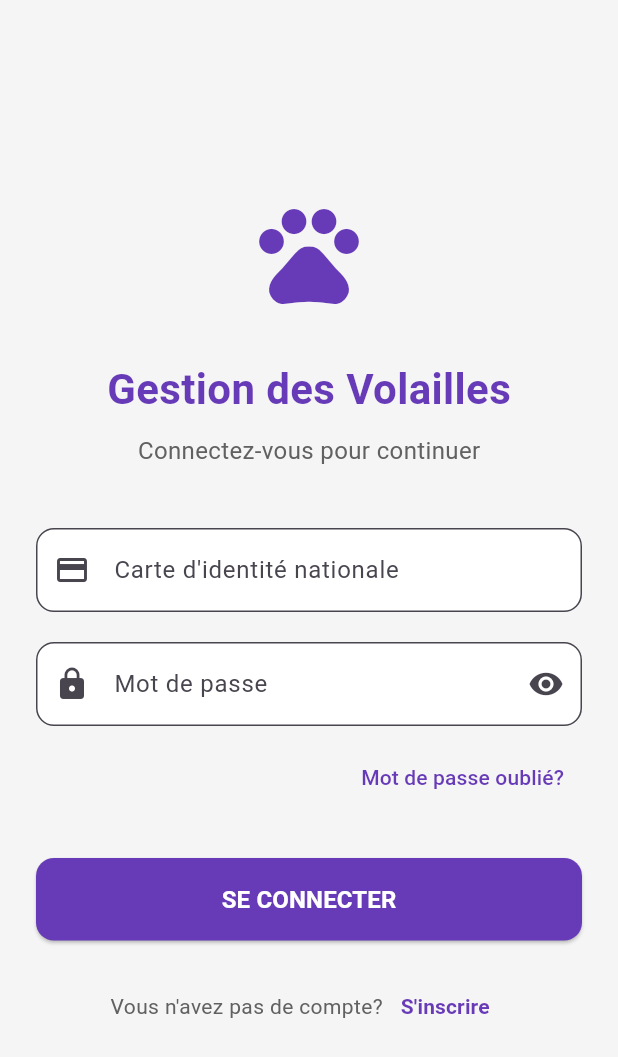
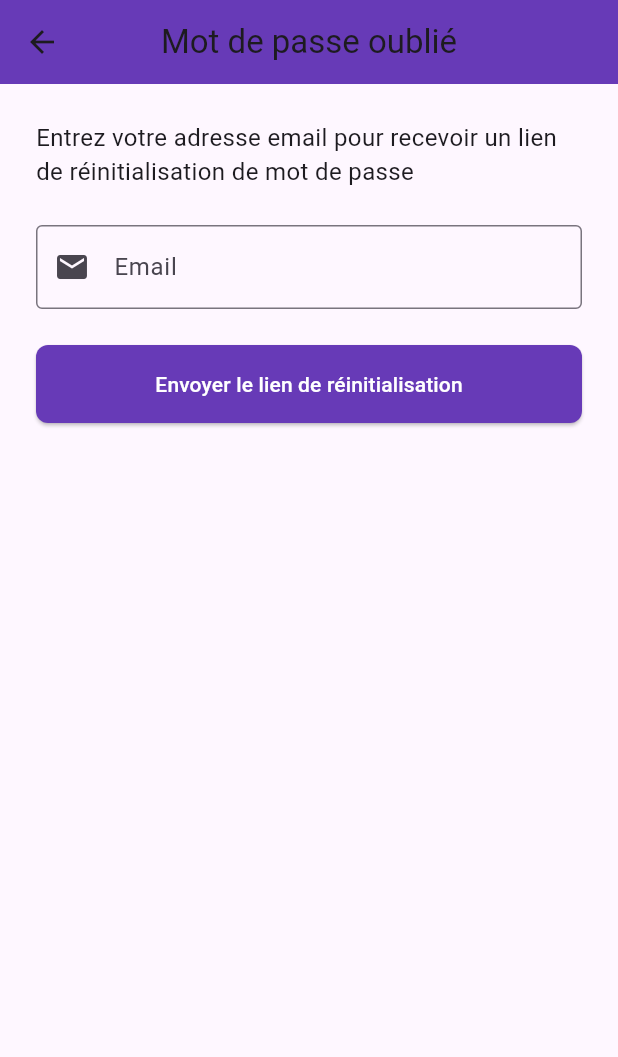
Before and after one commit to devchouaieb/app_volailles, a Flutter app: the screen it shows after launch, after a tap on "Mot de passe oublié?", on a phone screen of 412 x 824 dp. Shown: the top 1057 px of the screen. Run offline on Flutter 3.47's test engine with Material 3 defaults, Android fonts, the phone set to English and light mode, and no system bars; our stand-ins replace app_links, fl_chart, shared_preferences; network calls fail.

Commit message:
implement reset password system

```diff
--- a/flutter/lib/main.dart
+++ b/flutter/lib/main.dart
@@ -1,4 +1,5 @@
 // lib/main.dart
+import 'package:app_links/app_links.dart';
 import 'package:flutter/material.dart';
 import 'package:app_volailles/routes/app_routes.dart';
 
@@ -36,6 +37,14 @@ class MyApp extends StatelessWidget {
       ),
       home: const InitialRoute(),
       debugShowCheckedModeBanner: false,
+      onGenerateRoute: (settings) {
+        final routes = AppRoutes.getRoutes();
+        final builder = routes[settings.name];
+        if (builder != null) {
+          return MaterialPageRoute(builder: builder, settings: settings);
+        }
+        return null;
+      },
     );
   }
 }
@@ -54,6 +63,27 @@ class _InitialRouteState extends State<InitialRoute> {
   void initState() {
     super.initState();
     _initialRouteFuture = _getInitialRoute();
+    _initUniLinks();
+  }
+
+  void _initUniLinks() {
+    AppLinks().uriLinkStream.listen((Uri? uri) {
+      if (uri != null) {
+        _handleDeepLink(uri);
+      }
+    });
+  }
+
+  void _handleDeepLink(Uri uri) {
+    print("Uri : $uri");
+    if (uri.host == 'reset-password') {
+      final token = uri.queryParameters['resettoken'];
+      if (token != null) {
+        Navigator.of(
+          context,
+        ).pushNamed(AppRoutes.resetPassword, arguments: {'resettoken': token});
+      }
+    }
   }
 
   Future<String> _getInitialRoute() async {
--- /dev/null
+++ b/flutter/lib/pages/auth/forgot_password_page.dart
@@ -0,0 +1,164 @@
+import 'package:flutter/material.dart';
+import 'package:app_volailles/services/auth_service.dart';
+
+class ForgotPasswordPage extends StatefulWidget {
+  const ForgotPasswordPage({super.key});
+
+  @override
+  State<ForgotPasswordPage> createState() => _ForgotPasswordPageState();
+}
+
+class _ForgotPasswordPageState extends State<ForgotPasswordPage> {
+  final _formKey = GlobalKey<FormState>();
+  final _emailController = TextEditingController();
+  bool _isLoading = false;
+  String? _errorMessage;
+  String? _successMessage;
+  final AuthService _authService = AuthService();
+
+  @override
+  void dispose() {
+    _emailController.dispose();
+    super.dispose();
+  }
+
+  Future<void> _requestPasswordReset() async {
+    if (_formKey.currentState!.validate()) {
+      setState(() {
+        _isLoading = true;
+        _errorMessage = null;
+        _successMessage = null;
+      });
+
+      try {
+        await _authService.forgotPassword(_emailController.text);
+        if (!mounted) return;
+
+        setState(() {
+          _successMessage =
+              'Un email de réinitialisation a été envoyé à votre adresse email.';
+        });
+      } catch (e) {
+        setState(() {
+          _errorMessage = e.toString();
+        });
+      } finally {
+        if (mounted) {
+          setState(() {
+            _isLoading = false;
+          });
+        }
+      }
+    }
+  }
+
+  @override
+  Widget build(BuildContext context) {
+    return Scaffold(
+      appBar: AppBar(title: const Text('Mot de passe oublié')),
+      body: SafeArea(
+        child: SingleChildScrollView(
+          padding: const EdgeInsets.all(24),
+          child: Form(
+            key: _formKey,
+            child: Column(
+              crossAxisAlignment: CrossAxisAlignment.stretch,
+              children: [
+                const Text(
+                  'Entrez votre adresse email pour recevoir un lien de réinitialisation de mot de passe',
+                  style: TextStyle(fontSize: 16),
+                ),
+                const SizedBox(height: 24),
+
+                if (_errorMessage != null)
+                  Container(
+                    padding: const EdgeInsets.all(12),
+                    margin: const EdgeInsets.only(bottom: 20),
+                    decoration: BoxDecoration(
+                      color: Colors.red.shade50,
+                      borderRadius: BorderRadius.circular(8),
+                      border: Border.all(color: Colors.red.shade200),
+                    ),
+                    child: Row(
+                      children: [
+                        const Icon(Icons.error_outline, color: Colors.red),
+                        const SizedBox(width: 8),
+                        Expanded(
+                          child: Text(
+                            _errorMessage!,
+                            style: const TextStyle(color: Colors.red),
+                          ),
+                        ),
+                      ],
+                    ),
+                  ),
+
+                if (_successMessage != null)
+                  Container(
+                    padding: const EdgeInsets.all(12),
+                    margin: const EdgeInsets.only(bottom: 20),
+                    decoration: BoxDecoration(
+                      color: Colors.green.shade50,
+                      borderRadius: BorderRadius.circular(8),
+                      border: Border.all(color: Colors.green.shade200),
+                    ),
+                    child: Row(
+                      children: [
+                        const Icon(Icons.check_circle, color: Colors.green),
+                        const SizedBox(width: 8),
+                        Expanded(
+                          child: Text(
+                            _successMessage!,
+                            style: const TextStyle(color: Colors.green),
+                          ),
+                        ),
+                      ],
+                    ),
+                  ),
+
+                TextFormField(
+                  controller: _emailController,
+                  decoration: const InputDecoration(
+                    labelText: 'Email',
+                    hintText: 'Entrez votre email',
+                    prefixIcon: Icon(Icons.email),
+                    border: OutlineInputBorder(),
+                  ),
+                  keyboardType: TextInputType.emailAddress,
+                  validator: (value) {
+                    if (value == null || value.isEmpty) {
+                      return 'Veuillez entrer votre email';
+                    }
+                    if (!value.contains('@')) {
+                      return 'Veuillez entrer une adresse email valide';
+                    }
+                    return null;
+                  },
+                ),
+                const SizedBox(height: 24),
+
+                ElevatedButton(
+                  onPressed: _isLoading ? null : _requestPasswordReset,
+                  style: ElevatedButton.styleFrom(
+                    padding: const EdgeInsets.symmetric(vertical: 16),
+                  ),
+                  child:
+                      _isLoading
+                          ? const SizedBox(
+                            height: 20,
+                            width: 20,
+                            child: CircularProgressIndicator(
+                              color: Colors.white,
+                              strokeWidth: 2,
+                            ),
+                          )
+                          : const Text('Envoyer le lien de réinitialisation'),
+                ),
+              ],
+            ),
+          ),
+        ),
+      ),
+    );
+  }
+}
--- a/flutter/lib/pages/auth/login_page.dart
+++ b/flutter/lib/pages/auth/login_page.dart
@@ -2,6 +2,7 @@
 import 'package:flutter/material.dart';
 import 'package:flutter/services.dart';
 import 'package:app_volailles/pages/auth/register_page.dart';
+import 'package:app_volailles/pages/auth/forgot_password_page.dart';
 import 'package:app_volailles/pages/home_page.dart';
 import 'package:app_volailles/services/auth_service.dart';
 
@@ -223,7 +224,12 @@ class _LoginPageState extends State<LoginPage> {
                     alignment: Alignment.centerRight,
                     child: TextButton(
                       onPressed: () {
-                        // TODO: Implement password recovery
+                        Navigator.push(
+                          context,
+                          MaterialPageRoute(
+                            builder: (_) => const ForgotPasswordPage(),
+                          ),
+                        );
                       },
                       child: const Text(
                         "Mot de passe oublié?",
--- a/flutter/lib/pages/pairs_page.dart
+++ b/flutter/lib/pages/pairs_page.dart
@@ -8,7 +8,7 @@ import 'package:app_volailles/services/pair_service.dart';
 class PairsPage extends StatefulWidget {
   final List<Bird> birds;
 
-  const PairsPage({super.key, required this.birds});
+  const PairsPage({super.key,  this.birds = const []});
 
   @override
   State<PairsPage> createState() => _PairsPageState();
--- a/flutter/lib/pages/statistics_page.dart
+++ b/flutter/lib/pages/statistics_page.dart
@@ -6,7 +6,7 @@ import 'package:app_volailles/models/bird.dart';
 class StatisticsPage extends StatelessWidget {
   final List<Bird> birds;
 
-  const StatisticsPage({super.key, required this.birds});
+  const StatisticsPage({super.key,  this.birds = const []});
 
   @override
   Widget build(BuildContext context) {
--- a/flutter/lib/routes/app_routes.dart
+++ b/flutter/lib/routes/app_routes.dart
@@ -2,13 +2,22 @@
 import 'package:flutter/material.dart';
 import 'package:app_volailles/pages/auth/login_page.dart';
 import 'package:app_volailles/pages/auth/register_page.dart';
+import 'package:app_volailles/pages/auth/forgot_password_page.dart';
+import 'package:app_volailles/pages/auth/reset_password_page.dart';
 import 'package:app_volailles/pages/home_page.dart';
+import 'package:app_volailles/pages/species_page.dart';
+import 'package:app_volailles/pages/statistics_page.dart';
+import 'package:app_volailles/pages/pairs_page.dart';
+import 'package:app_volailles/pages/nid_page.dart';
+import 'package:app_volailles/pages/vendues_page.dart';
+import 'package:app_volailles/pages/purchases_page.dart';
 import 'package:app_volailles/services/auth_service.dart';
 
 class AppRoutes {
   static const String login = '/login';
   static const String register = '/register';
   static const String home = '/home';
+  static const String resetPassword = '/reset-password';
   static const String species = '/species';
   static const String statistics = '/statistics';
   static const String pairs = '/pairs';
@@ -21,6 +30,21 @@ class AppRoutes {
       login: (context) => const LoginPage(),
       register: (context) => const RegisterPage(),
       home: (context) => const HomePage(),
+      resetPassword: (context) {
+        final args =
+            ModalRoute.of(context)!.settings.arguments as Map<String, dynamic>?;
+        final token = args?['resettoken'] as String?;
+        if (token == null) {
+          return const Scaffold(body: Center(child: Text('Token manquant')));
+        }
+        return ResetPasswordPage(token: token);
+      },
+      species: (context) =>  SpeciesPage(),
+      statistics: (context) =>  StatisticsPage(),
+      pairs: (context) => const PairsPage(),
+      nid: (context) => const NidPage(),
+      vendues: (context) =>  VenduesPage(),
+      purchases: (context) =>  PurchasesPage(),
     };
   }
 
--- a/flutter/pubspec.yaml
+++ b/flutter/pubspec.yaml
@@ -33,9 +33,11 @@ dependencies:
   fl_chart: 0.70.2
   intl: ^0.18.1
   http: ^1.1.0
-  shared_preferences: ^2.0.15
+  shared_preferences: ^2.2.2
   jwt_decoder: ^2.0.1
   font_awesome_flutter: ^10.5.0
+  app_links: ^6.4.0
+  uri: ^1.0.0
 
   # The following adds the Cupertino Icons font to your application.
   # Use with the CupertinoIcons class for iOS style icons.
```
Also changed, not shown: flutter/lib/pages/auth/reset_password_page.dart (added, +201 -0 lines), flutter/lib/pages/purchases_page.dart (+4 -4 lines), flutter/lib/pages/vendues_page.dart (+4 -4 lines), flutter/lib/services/auth_service.dart (+51 -0 lines), flutter/pubspec.lock, 18 other files.
